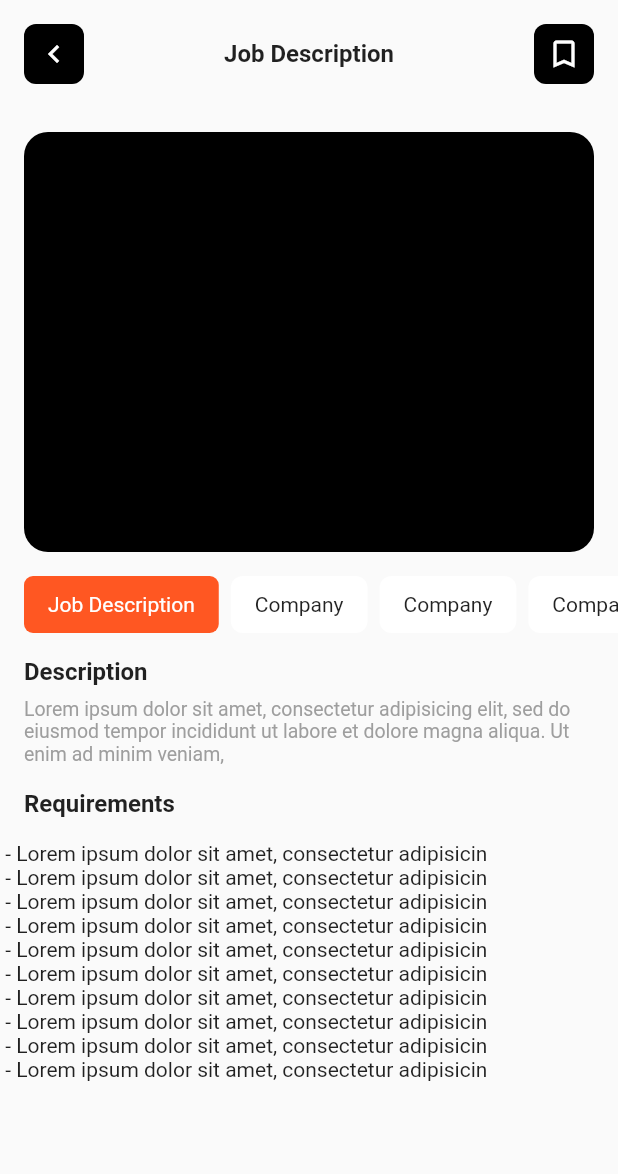
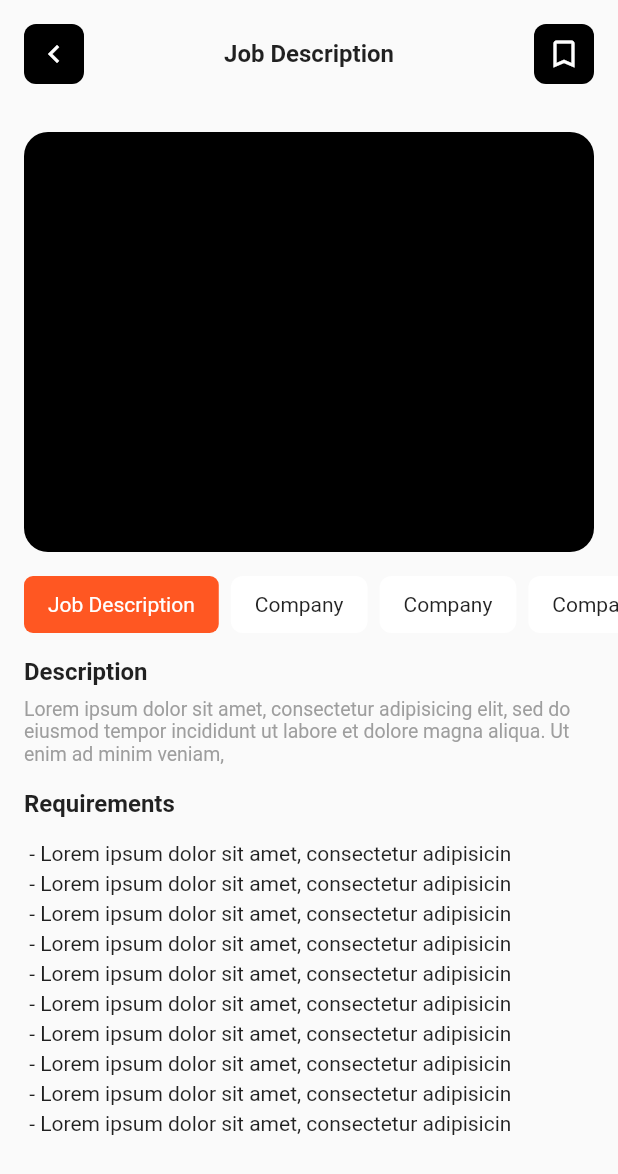
Before and after one commit to JAICHANGPARK/flutter_notebook_chapter_21, a Flutter app: the JobDescriptionPage screen opened directly, on a phone screen of 412 x 824 dp. Shown: the top 1174 px of the screen. Run offline on Flutter 3.47's test engine with Material 2 defaults, Android fonts, the phone set to English and light mode, and no system bars; our stand-ins replace badges, dots_indicator, fl_chart, flutter_riverpod; missing offline and left inert: candlesticks; network calls fail.

Commit message:
Update job_description_page.dart

```diff
--- a/lib/ep1237_job_finder_app/src/ui/job_description_page.dart
+++ b/lib/ep1237_job_finder_app/src/ui/job_description_page.dart
@@ -172,12 +172,22 @@ class _JobDescriptionPageState extends State<JobDescriptionPage> {
                   Expanded(
                     child: ListView.builder(
                       itemCount: 10,
-                      itemBuilder: (context, index) => Text(" - ${loremIpsum.substring(0, 50)}"),
+                      itemBuilder: (context, index) => Padding(
+                        padding: const EdgeInsets.only(left: 16 , bottom: 4),
+                        child: Text(" - ${loremIpsum.substring(0, 50)}"),
+                      ),
                     ),
                   ),
                 ],
               ),
-            )
+            ),
+             Positioned(
+               left: 0,
+                 right: 0,
+                 bottom: 0,
+                 child: Container(
+               child: Stack(),
+             ))
           ],
         ),
       ),
```
